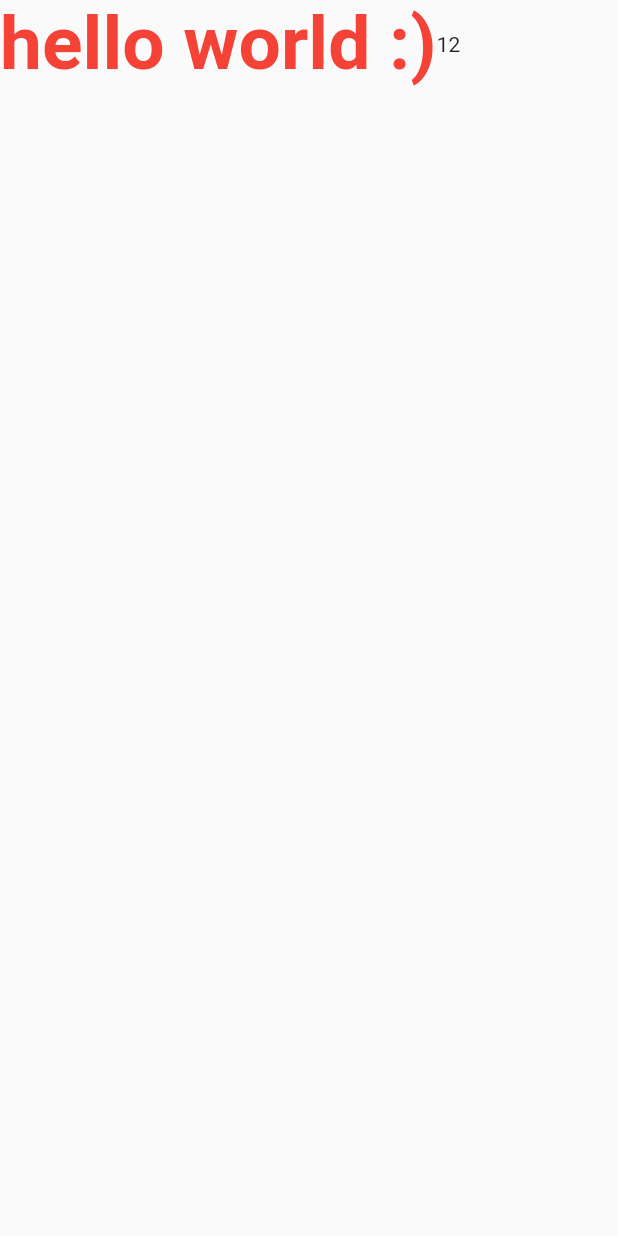
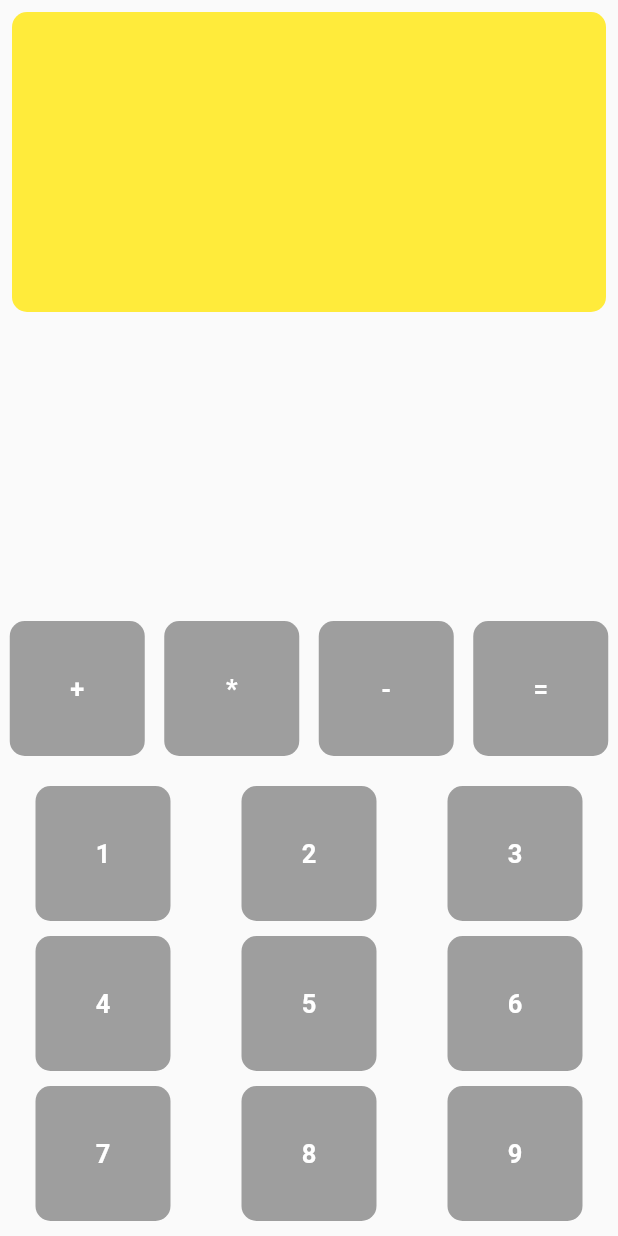
Before and after one commit to yhma1995/Flutter_Course, a Flutter app: the screen it shows after launch, on a phone screen of 412 x 824 dp. Run offline on Flutter 3.47's test engine with Material 2 defaults, Android fonts, the phone set to English and light mode, and no system bars.

Commit message:
add cal widget

```diff
--- /dev/null
+++ b/test_project/lib/calculator/calculator.dart
@@ -0,0 +1,106 @@
+import 'package:flutter/material.dart';
+import './key_widget.dart';
+
+class CalculatorWidget extends StatelessWidget {
+  CalculatorWidget({super.key});
+  String fitstNumber = '';
+  String sNumber = '';
+  String operator = '';
+  double result = 0;
+  @override
+  Widget build(BuildContext context) {
+    return Scaffold(
+        body: SafeArea(
+            child: Column(
+      children: [
+        Container(
+          width: MediaQuery.of(context).size.width,
+          height: 200,
+          margin: const EdgeInsets.all(8),
+          decoration: BoxDecoration(
+              color: Colors.yellow[500],
+              borderRadius: BorderRadius.circular(10)),
+        ),
+        const Spacer(),
+        Row(mainAxisAlignment: MainAxisAlignment.spaceAround, children: [
+          KeyWidget('+', () {
+            operator = '+';
+          }),
+          KeyWidget('*', () {
+            operator = '*';
+          }),
+          KeyWidget('-', () {
+            operator = '-';
+          }),
+          KeyWidget('=', () {
+            switch (operator) {
+              case '+':
+                print(int.parse(fitstNumber) + int.parse(sNumber));
+                break;
+              case '-':
+                print(int.parse(fitstNumber) - int.parse(sNumber));
+                break;
+              case '*':
+                print(int.parse(fitstNumber) * int.parse(sNumber));
+                break;
+            }
+          })
+        ]),
+        const SizedBox(
+          height: 20,
+        ),
+        Row(mainAxisAlignment: MainAxisAlignment.spaceAround, children: [
+          KeyWidget('1', () {
+            handler('1');
+          }),
+          KeyWidget('2', () {
+            handler('2');
+          }),
+          KeyWidget('3', () {
+            handler('3');
+          })
+        ]),
+        const SizedBox(
+          height: 10,
+        ),
+        Row(mainAxisAlignment: MainAxisAlignment.spaceAround, children: [
+          KeyWidget('4', () {
+            handler('4');
+          }),
+          KeyWidget('5', () {
+            handler('5');
+          }),
+          KeyWidget('6', () {
+            handler('6');
+          })
+        ]),
+        Padding(
+          padding: const EdgeInsets.symmetric(vertical: 10),
+          child:
+              Row(mainAxisAlignment: MainAxisAlignment.spaceAround, children: [
+            KeyWidget('7', () {
+              handler('7');
+            }),
+            KeyWidget('8', () {
+              handler('8');
+            }),
+            KeyWidget('9', () {
+              handler('9');
+            })
+          ]),
+        ),
+      ],
+    )));
+  }
+
+  void handler(String value) {
+    if (operator == '') {
+      fitstNumber += value;
+    } else {
+      sNumber += value;
+    }
+   // print('first number is $fitstNumber');
+   // print('second number is $sNumber');
+   // print('operator number is $operator');
+  }
+}
--- /dev/null
+++ b/test_project/lib/calculator/key_widget.dart
@@ -0,0 +1,30 @@
+import 'package:flutter/material.dart';
+
+class KeyWidget extends StatelessWidget {
+  String number;
+  Function tapCallBack;
+ KeyWidget(this.number,this.tapCallBack);
+
+  @override
+  Widget build(BuildContext context) {
+    return GestureDetector(
+      onTap: () {
+        //print('the number which has been clicke is '+number);
+        tapCallBack();
+      },
+      child:  Container(
+      //padding: EdgeInsets.symmetric(horizontal: 10,vertical: 15),
+      width: 90,
+      height: 90,
+      decoration: BoxDecoration(
+          color: Colors.grey[500], borderRadius: BorderRadius.circular(10)),
+      child: Center(
+          child: Text(
+        number,
+        style: TextStyle(
+            color: Colors.white, fontSize: 17, fontWeight: FontWeight.bold),
+      )),
+    ),
+    );
+  }
+}
--- a/test_project/lib/main.dart
+++ b/test_project/lib/main.dart
@@ -1,83 +1,16 @@
 import 'package:flutter/material.dart';
-
-void main() {
-  runApp(Test());
+import './calculator/calculator.dart';
+void main(){
+  runApp(MyApp());
 }
 
-class Test extends StatelessWidget {
-  const Test();
+class MyApp extends StatelessWidget {
+  const MyApp();
 
   @override
   Widget build(BuildContext context) {
     return MaterialApp(
-      home:Scaffold(
-        body: SafeArea(child: horizontalWidget()),
-      )
+      home: CalculatorWidget() ,
     );
   }
 }
-class horizontalWidget extends StatelessWidget{
-
-  @override
-  Widget build(BuildContext context) {
-    return Row(
-      children: [
-               Text(
-              'hello world :)',
-              style: TextStyle(
-                  fontSize: 50,
-                  color: Colors.red[500],
-                  fontWeight: FontWeight.bold),
-            ),
-            Text('1'),
-            Text('2')
-      ],
-    );
-}
-}
-class VerticalWidget extends StatelessWidget {
-  const VerticalWidget();
-
-  @override
-  Widget build(BuildContext context) {
-    return  Column(
-          children: [
-             Text(
-              'hello world :)',
-              style: TextStyle(
-                  fontSize: 50,
-                  color: Colors.red[500],
-                  fontWeight: FontWeight.bold),
-            ),
-            Text('1'),
-            Text('2')
-          ],
-        );
-  }
-}
-
-
-/**
- class Test extends StatelessWidget {
-  Test();
-
-  @override
-  Widget build(BuildContext context) {
-    return MaterialApp(
-        debugShowCheckedModeBanner: false,
-        home: Scaffold(
-          body: SafeArea(
-              child: Padding(
-            padding: EdgeInsets.all(15),
-            child: Text(
-              'hello world :)',
-              style: TextStyle(
-                  fontSize: 50,
-                  color: Colors.red[500],
-                  fontWeight: FontWeight.bold),
-            ),
-          )),
-        ));
-  }
-}
- */
```
Also changed, not shown: test_project/lib/test_widget.dart (added, +26 -0 lines).
